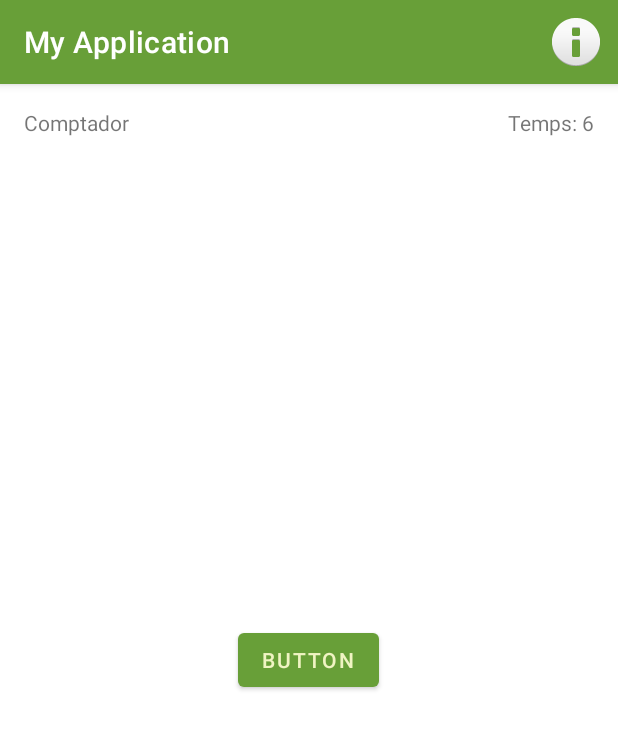
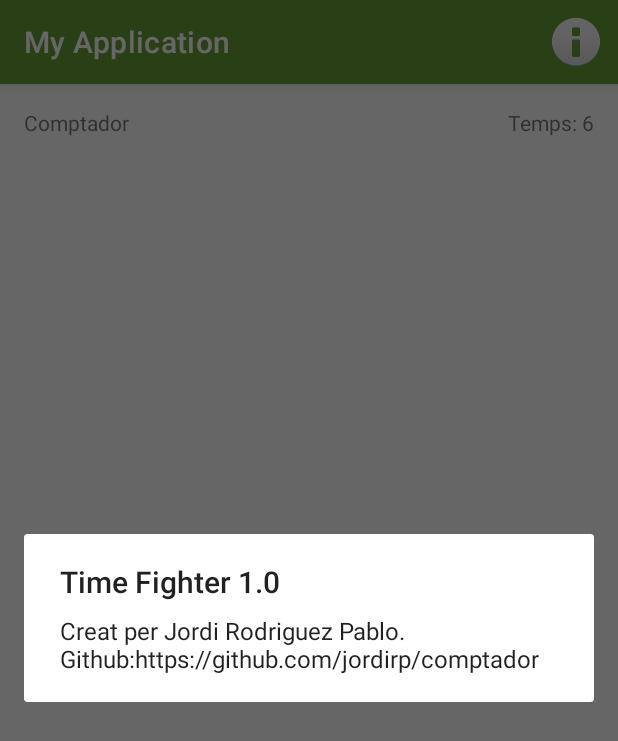
Before and after one commit to jordirp/comptador, an Android app: the screen it shows after launch (MainActivity), after a tap on "About", on a phone screen of 412 x 824 dp. Shown: the top 741 px of the screen. Run offline under Robolectric (Android 15) with nearby library versions, the phone set to English and light mode, and no system bars.

Commit message:
menu i animacio feta

```diff
--- a/app/src/main/java/me/jordirodriguez/dam/myapplication/MainActivity.kt
+++ b/app/src/main/java/me/jordirodriguez/dam/myapplication/MainActivity.kt
@@ -11,6 +11,7 @@ import android.widget.AutoCompleteTextView
 import android.widget.Button
 import android.widget.TextView
 import android.widget.Toast
+import androidx.appcompat.app.AlertDialog
 
 class MainActivity : AppCompatActivity() {
     private val INITIAL_TIME = 6
@@ -65,8 +66,12 @@ class MainActivity : AppCompatActivity() {
     }
 
     private fun showInfo() {
-        val dialogTitle = getString(R.string.aboutTitle)
+        val dialogTitle = getString(R.string.aboutTitle, BuildConfig.VERSION_NAME)
         val dialogMessage = getString(R.string.aboutMessage)
+
+        val builder = AlertDialog.Builder(this)
+
+        builder.setTitle(dialogTitle).setMessage(dialogMessage).create().show()
     }
 
     private fun startGame() {
--- a/app/src/main/res/values/strings.xml
+++ b/app/src/main/res/values/strings.xml
@@ -4,5 +4,5 @@
     <string name="endGame">Temps acabat</string>
     <string name="aboutMenu">About</string>
     <string name="aboutTitle">Time Fighter %1$s</string>
-    <string name="aboutMessage">Creat per Jordi Rodriguez Pablo. Github:</string>
+    <string name="aboutMessage">Creat per Jordi Rodriguez Pablo. Github:https://github.com/jordirp/comptador </string>
 </resources>
```
